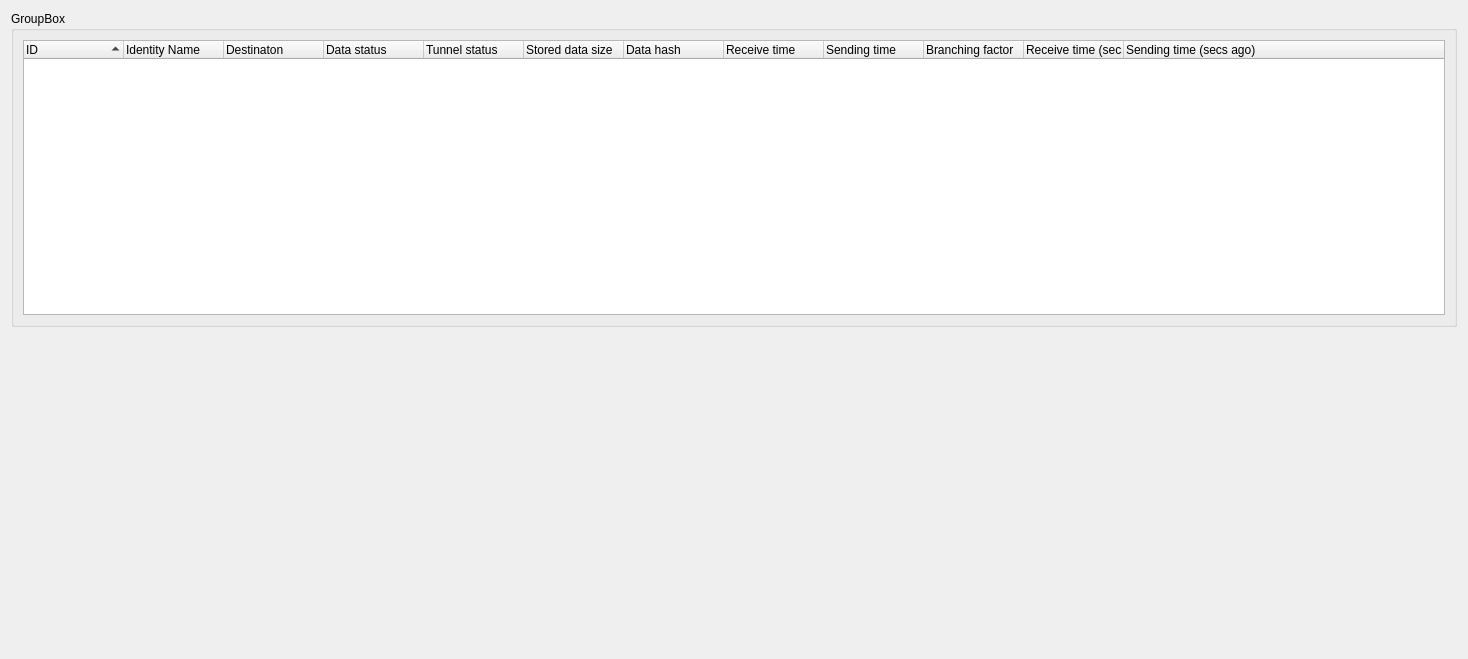
RetroShare/RetroShare, file retroshare-gui/src/gui/statistics/GlobalRouterStatistics.ui: the form before one commit.
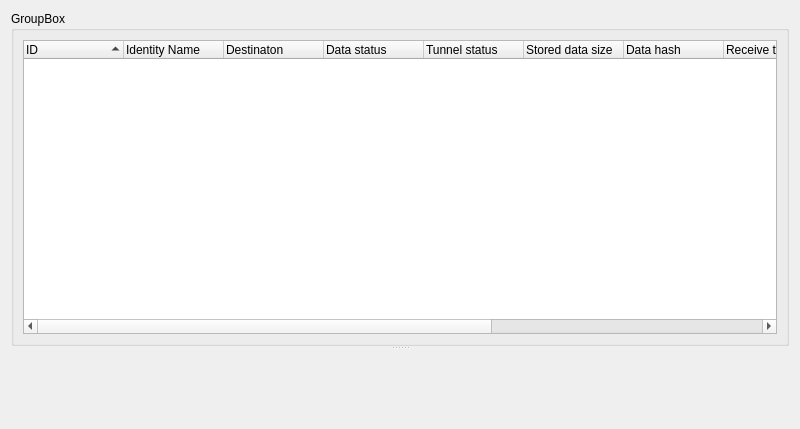
The form after the commit.

What changed in the file:
```diff
--- a/retroshare-gui/src/gui/statistics/GlobalRouterStatistics.ui
+++ b/retroshare-gui/src/gui/statistics/GlobalRouterStatistics.ui
@@ -6,43 +6,19 @@
    <rect>
     <x>0</x>
     <y>0</y>
-    <width>1468</width>
-    <height>659</height>
+    <width>800</width>
+    <height>429</height>
    </rect>
   </property>
   <property name="windowTitle">
    <string>Router Statistics</string>
   </property>
   <layout class="QGridLayout" name="gridLayout">
-   <item row="1" column="0">
+   <item row="0" column="0">
     <widget class="QSplitter" name="splitter">
      <property name="orientation">
       <enum>Qt::Vertical</enum>
      </property>
-     <widget class="QScrollArea" name="_router_F">
-      <property name="frameShape">
-       <enum>QFrame::NoFrame</enum>
-      </property>
-      <property name="horizontalScrollBarPolicy">
-       <enum>Qt::ScrollBarAlwaysOff</enum>
-      </property>
-      <property name="widgetResizable">
-       <bool>true</bool>
-      </property>
-      <widget class="QWidget" name="scrollAreaWidgetContents">
-       <property name="geometry">
-        <rect>
-         <x>0</x>
-         <y>0</y>
-         <width>1450</width>
-         <height>317</height>
-        </rect>
-       </property>
-      </widget>
-     </widget>
-    </widget>
-   </item>
-   <item row="0" column="0">
     <widget class="QGroupBox" name="groupBox">
      <property name="title">
       <string>GroupBox</string>
@@ -119,6 +95,28 @@
        </widget>
       </item>
      </layout>
+     </widget>
+     <widget class="QScrollArea" name="_router_F">
+      <property name="frameShape">
+       <enum>QFrame::NoFrame</enum>
+      </property>
+      <property name="horizontalScrollBarPolicy">
+       <enum>Qt::ScrollBarAlwaysOff</enum>
+      </property>
+      <property name="widgetResizable">
+       <bool>true</bool>
+      </property>
+      <widget class="QWidget" name="scrollAreaWidgetContents">
+       <property name="geometry">
+        <rect>
+         <x>0</x>
+         <y>0</y>
+         <width>782</width>
+         <height>69</height>
+        </rect>
+       </property>
+      </widget>
+     </widget>
     </widget>
    </item>
   </layout>
```
Lines whose indentation alone changed are shown as unchanged.
